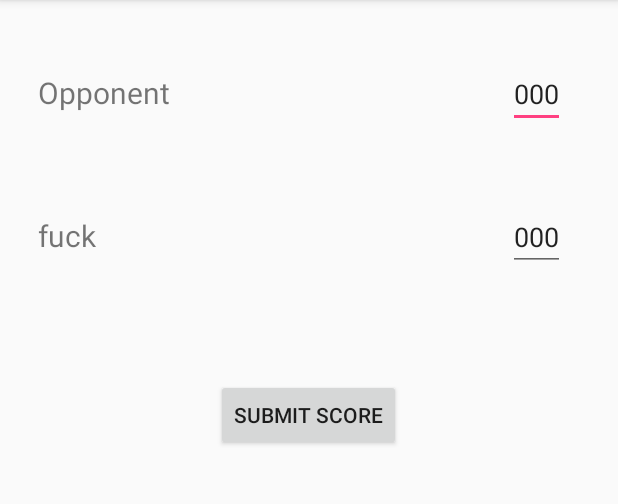
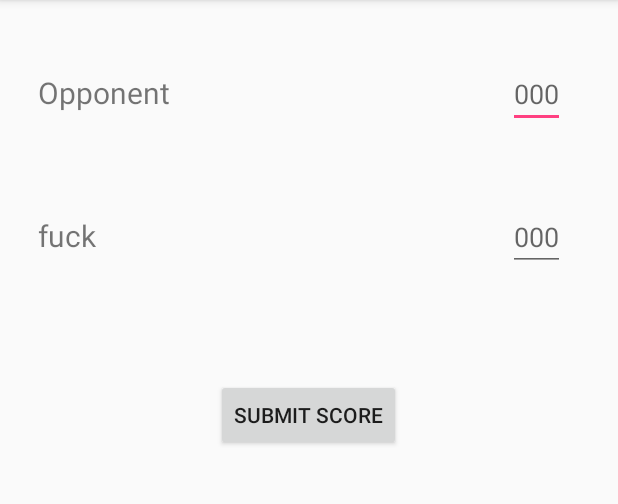
Before and after one commit to umdcs/leagueManagement, an Android app: the AddScoreActivity screen opened directly, with no data from a screen before it, on a phone screen of 412 x 824 dp, the part 84-588 px from its top. Run offline under Robolectric (Android 15) with nearby library versions, the phone set to English and light mode, and no system bars.

Commit message:
changed the text of where you enter the score to a hint so the zeros don't need to be deleted by user.

```diff
--- a/app/src/main/res/layout/activity_add_score.xml
+++ b/app/src/main/res/layout/activity_add_score.xml
@@ -29,7 +29,7 @@
         android:layout_width="wrap_content"
         android:layout_height="wrap_content"
         android:id="@+id/enterTeam1Score"
-        android:text="@string/enterScore"
+        android:hint="@string/enterScore"
         android:inputType="number"
         android:layout_alignBaseline="@+id/Team2Name"
         android:layout_alignBottom="@+id/Team2Name"
@@ -39,7 +39,7 @@
         android:layout_width="wrap_content"
         android:layout_height="wrap_content"
         android:id="@+id/enterTeam2Score"
-        android:text="@string/enterScore"
+        android:hint="@string/enterScore"
         android:inputType="number"
         android:layout_alignBaseline="@+id/Team1Name"
         android:layout_alignBottom="@+id/Team1Name"
```
